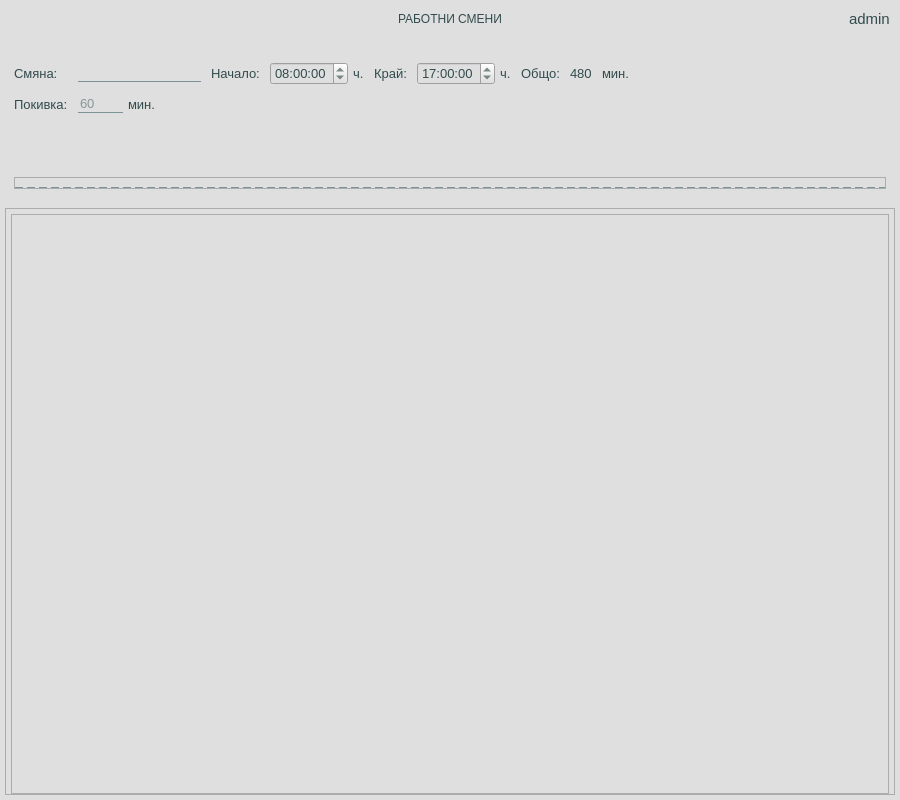
Qt form app/ui/widgets/customShiftsEditWidget.ui (DevilPhp/WorkSalary.v01) before a commit.
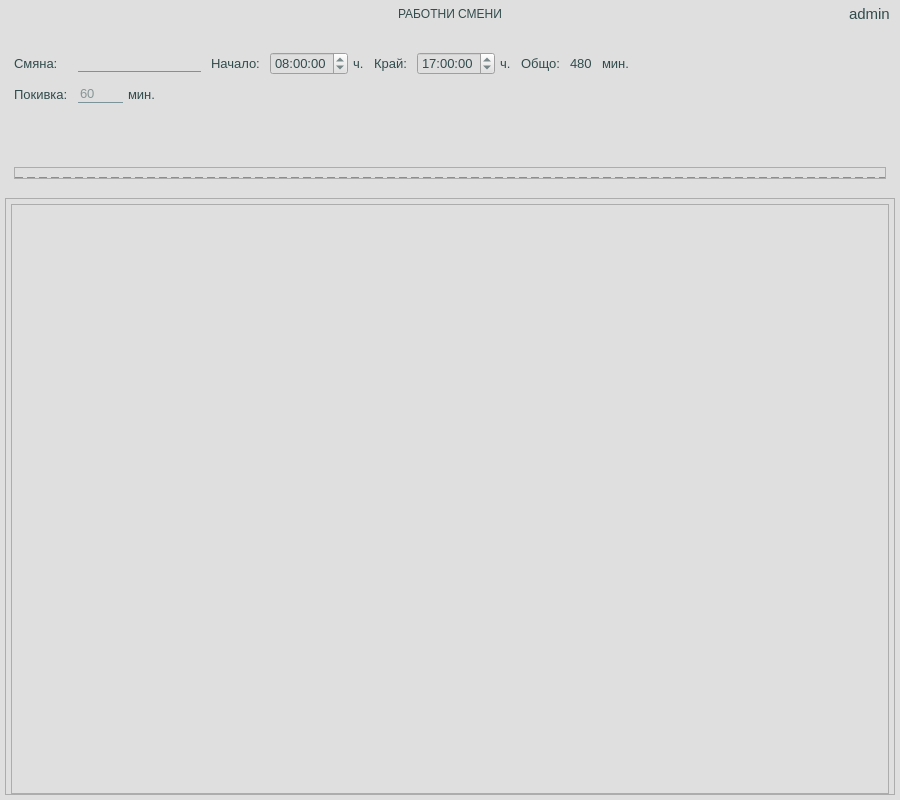
The same form after that commit. Icons and pictures are not drawn.

```diff
--- a/app/ui/widgets/customShiftsEditWidget.ui
+++ b/app/ui/widgets/customShiftsEditWidget.ui
@@ -79,10 +79,16 @@
 	font: 700 13pt &quot;Segoe UI&quot;;
 }
 
-#userIcon, #calendarBtn {
+#userIcon, #logoutBtn{
 	background-color: #dfdfdf;
+	padding: 0px;
 }
 
+#logoutBtn:hover{
+	icon: url(:/icons/app/assets/icons/Log-Out--Streamline-Feather_#192626.svg);
+}
+
+
 #usernameLabel {
 	font-size: 11pt;
 }
@@ -618,7 +624,7 @@
         <x>0</x>
         <y>0</y>
         <width>888</width>
-        <height>566</height>
+        <height>576</height>
        </rect>
       </property>
       <layout class="QVBoxLayout" name="verticalLayout_12">
```
Left out of the diff: 17 changed lines with no effect on the pictures.
